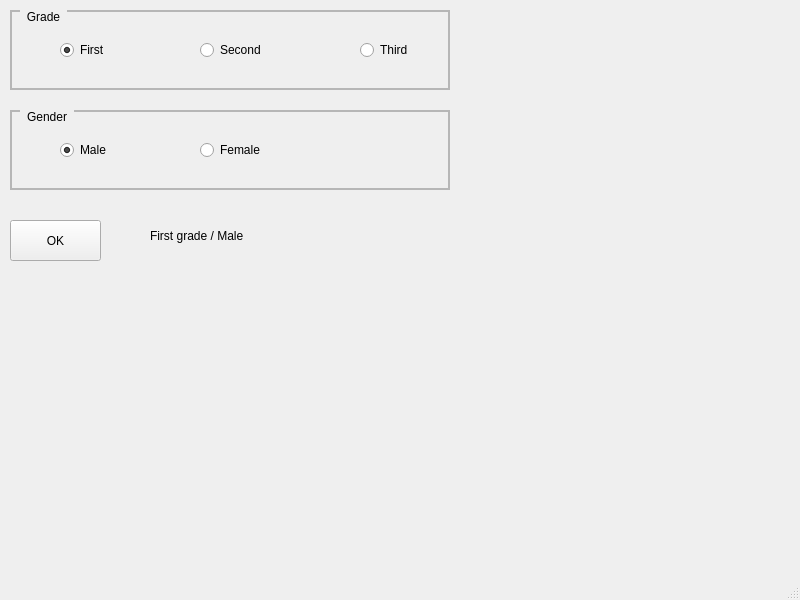
This is 05 QT/practice_qt/EX02-07_QRadioButton/QRadioButton/mainwindow.ui in 7SH7/ai_study_avr as Qt 5 draws it before an edit. The edited form follows.
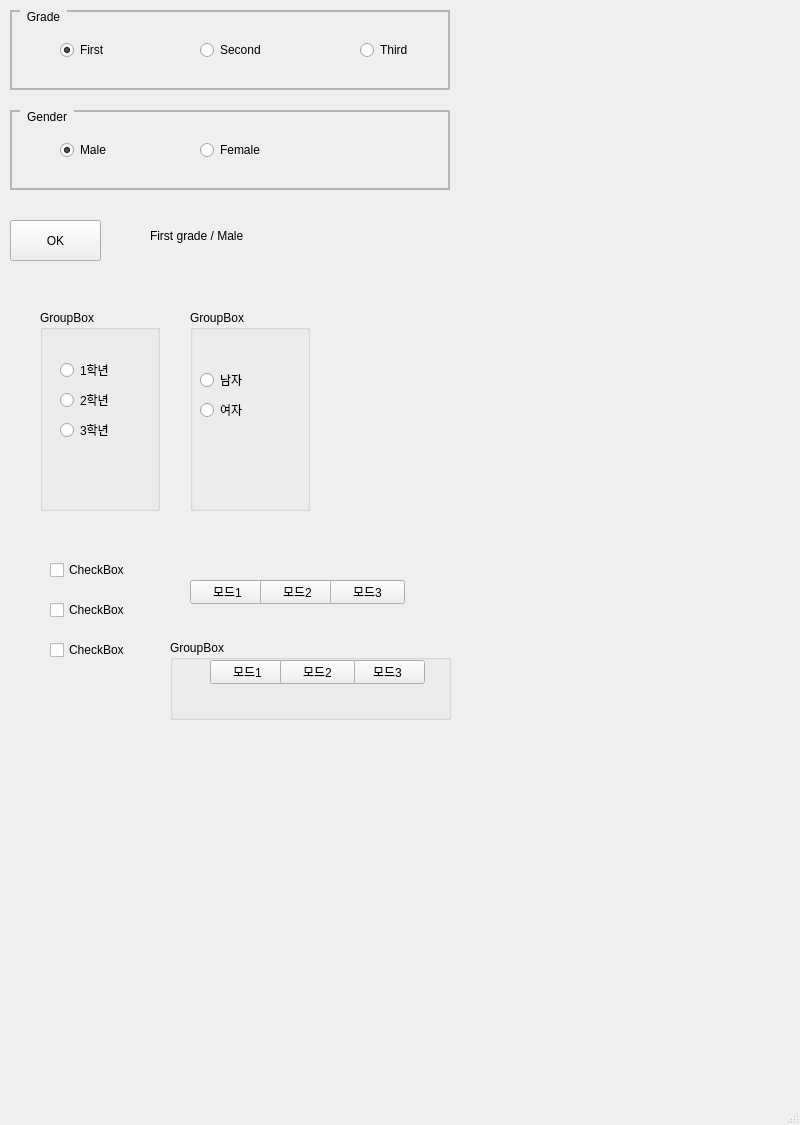
This is the edited form.

Diff of the .ui file:
```diff
--- a/05 QT/practice_qt/EX02-07_QRadioButton/QRadioButton/mainwindow.ui
+++ b/05 QT/practice_qt/EX02-07_QRadioButton/QRadioButton/mainwindow.ui
@@ -7,7 +7,7 @@
     <x>0</x>
     <y>0</y>
     <width>800</width>
-    <height>600</height>
+    <height>1125</height>
    </rect>
   </property>
   <property name="windowTitle">
@@ -170,6 +170,266 @@
      <string>First grade / Male</string>
     </property>
    </widget>
+   <widget class="QGroupBox" name="groupBox">
+    <property name="geometry">
+     <rect>
+      <x>40</x>
+      <y>310</y>
+      <width>120</width>
+      <height>201</height>
+     </rect>
+    </property>
+    <property name="title">
+     <string>GroupBox</string>
+    </property>
+    <widget class="QRadioButton" name="radioButton_3">
+     <property name="geometry">
+      <rect>
+       <x>20</x>
+       <y>110</y>
+       <width>89</width>
+       <height>20</height>
+      </rect>
+     </property>
+     <property name="text">
+      <string>3학년</string>
+     </property>
+    </widget>
+    <widget class="QRadioButton" name="radioButton_2">
+     <property name="geometry">
+      <rect>
+       <x>20</x>
+       <y>80</y>
+       <width>89</width>
+       <height>20</height>
+      </rect>
+     </property>
+     <property name="text">
+      <string>2학년</string>
+     </property>
+    </widget>
+    <widget class="QRadioButton" name="radioButton">
+     <property name="geometry">
+      <rect>
+       <x>20</x>
+       <y>50</y>
+       <width>89</width>
+       <height>20</height>
+      </rect>
+     </property>
+     <property name="text">
+      <string>1학년</string>
+     </property>
+    </widget>
+   </widget>
+   <widget class="QGroupBox" name="groupBox_2">
+    <property name="geometry">
+     <rect>
+      <x>190</x>
+      <y>310</y>
+      <width>120</width>
+      <height>201</height>
+     </rect>
+    </property>
+    <property name="title">
+     <string>GroupBox</string>
+    </property>
+    <widget class="QRadioButton" name="radioButton_4">
+     <property name="geometry">
+      <rect>
+       <x>10</x>
+       <y>90</y>
+       <width>89</width>
+       <height>20</height>
+      </rect>
+     </property>
+     <property name="text">
+      <string>여자</string>
+     </property>
+    </widget>
+    <widget class="QRadioButton" name="radioButton_5">
+     <property name="geometry">
+      <rect>
+       <x>10</x>
+       <y>60</y>
+       <width>89</width>
+       <height>20</height>
+      </rect>
+     </property>
+     <property name="text">
+      <string>남자</string>
+     </property>
+    </widget>
+   </widget>
+   <widget class="QCheckBox" name="checkBox">
+    <property name="geometry">
+     <rect>
+      <x>50</x>
+      <y>560</y>
+      <width>76</width>
+      <height>20</height>
+     </rect>
+    </property>
+    <property name="text">
+     <string>CheckBox</string>
+    </property>
+    <property name="autoExclusive">
+     <bool>false</bool>
+    </property>
+   </widget>
+   <widget class="QCheckBox" name="checkBox_2">
+    <property name="geometry">
+     <rect>
+      <x>50</x>
+      <y>600</y>
+      <width>76</width>
+      <height>20</height>
+     </rect>
+    </property>
+    <property name="text">
+     <string>CheckBox</string>
+    </property>
+   </widget>
+   <widget class="QCheckBox" name="checkBox_3">
+    <property name="geometry">
+     <rect>
+      <x>50</x>
+      <y>640</y>
+      <width>76</width>
+      <height>20</height>
+     </rect>
+    </property>
+    <property name="text">
+     <string>CheckBox</string>
+    </property>
+   </widget>
+   <widget class="QPushButton" name="pushButton">
+    <property name="geometry">
+     <rect>
+      <x>190</x>
+      <y>580</y>
+      <width>75</width>
+      <height>24</height>
+     </rect>
+    </property>
+    <property name="text">
+     <string>모드1</string>
+    </property>
+    <property name="checkable">
+     <bool>true</bool>
+    </property>
+    <property name="autoExclusive">
+     <bool>true</bool>
+    </property>
+   </widget>
+   <widget class="QPushButton" name="pushButton_2">
+    <property name="geometry">
+     <rect>
+      <x>260</x>
+      <y>580</y>
+      <width>75</width>
+      <height>24</height>
+     </rect>
+    </property>
+    <property name="text">
+     <string>모드2</string>
+    </property>
+    <property name="checkable">
+     <bool>true</bool>
+    </property>
+    <property name="autoExclusive">
+     <bool>true</bool>
+    </property>
+   </widget>
+   <widget class="QPushButton" name="pushButton_3">
+    <property name="geometry">
+     <rect>
+      <x>330</x>
+      <y>580</y>
+      <width>75</width>
+      <height>24</height>
+     </rect>
+    </property>
+    <property name="text">
+     <string>모드3</string>
+    </property>
+    <property name="checkable">
+     <bool>true</bool>
+    </property>
+    <property name="autoExclusive">
+     <bool>true</bool>
+    </property>
+   </widget>
+   <widget class="QGroupBox" name="groupBox_3">
+    <property name="geometry">
+     <rect>
+      <x>170</x>
+      <y>640</y>
+      <width>281</width>
+      <height>80</height>
+     </rect>
+    </property>
+    <property name="title">
+     <string>GroupBox</string>
+    </property>
+    <widget class="QPushButton" name="pushButton_6">
+     <property name="geometry">
+      <rect>
+       <x>180</x>
+       <y>20</y>
+       <width>75</width>
+       <height>24</height>
+      </rect>
+     </property>
+     <property name="text">
+      <string>모드3</string>
+     </property>
+     <property name="checkable">
+      <bool>true</bool>
+     </property>
+     <property name="autoExclusive">
+      <bool>true</bool>
+     </property>
+    </widget>
+    <widget class="QPushButton" name="pushButton_5">
+     <property name="geometry">
+      <rect>
+       <x>40</x>
+       <y>20</y>
+       <width>75</width>
+       <height>24</height>
+      </rect>
+     </property>
+     <property name="text">
+      <string>모드1</string>
+     </property>
+     <property name="checkable">
+      <bool>true</bool>
+     </property>
+     <property name="autoExclusive">
+      <bool>true</bool>
+     </property>
+    </widget>
+    <widget class="QPushButton" name="pushButton_4">
+     <property name="geometry">
+      <rect>
+       <x>110</x>
+       <y>20</y>
+       <width>75</width>
+       <height>24</height>
+      </rect>
+     </property>
+     <property name="text">
+      <string>모드2</string>
+     </property>
+     <property name="checkable">
+      <bool>true</bool>
+     </property>
+     <property name="autoExclusive">
+      <bool>true</bool>
+     </property>
+    </widget>
+   </widget>
   </widget>
   <widget class="QMenuBar" name="menubar">
    <property name="geometry">
```
Left out of the diff: 4 changed lines with no effect on the pictures.
